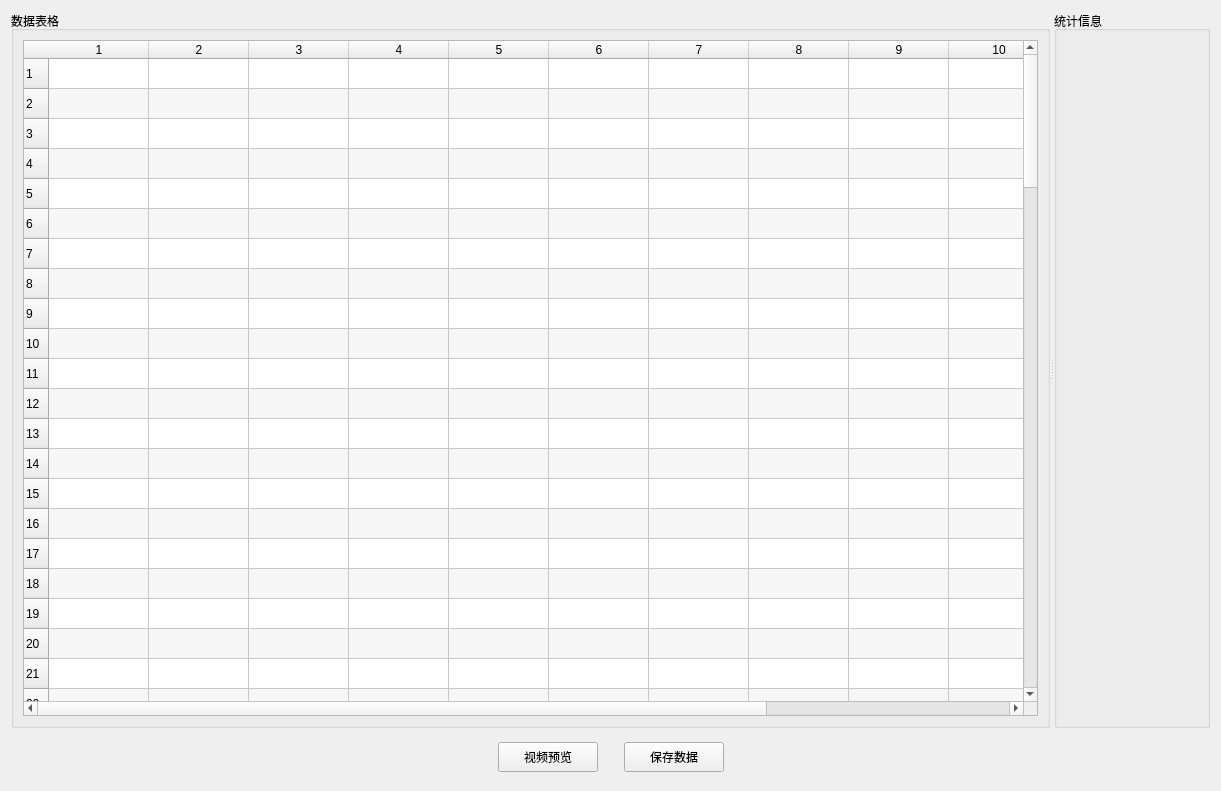
Qt form resource/dataanalysis.ui (gaolihu/CyFx3Kit) before a commit.
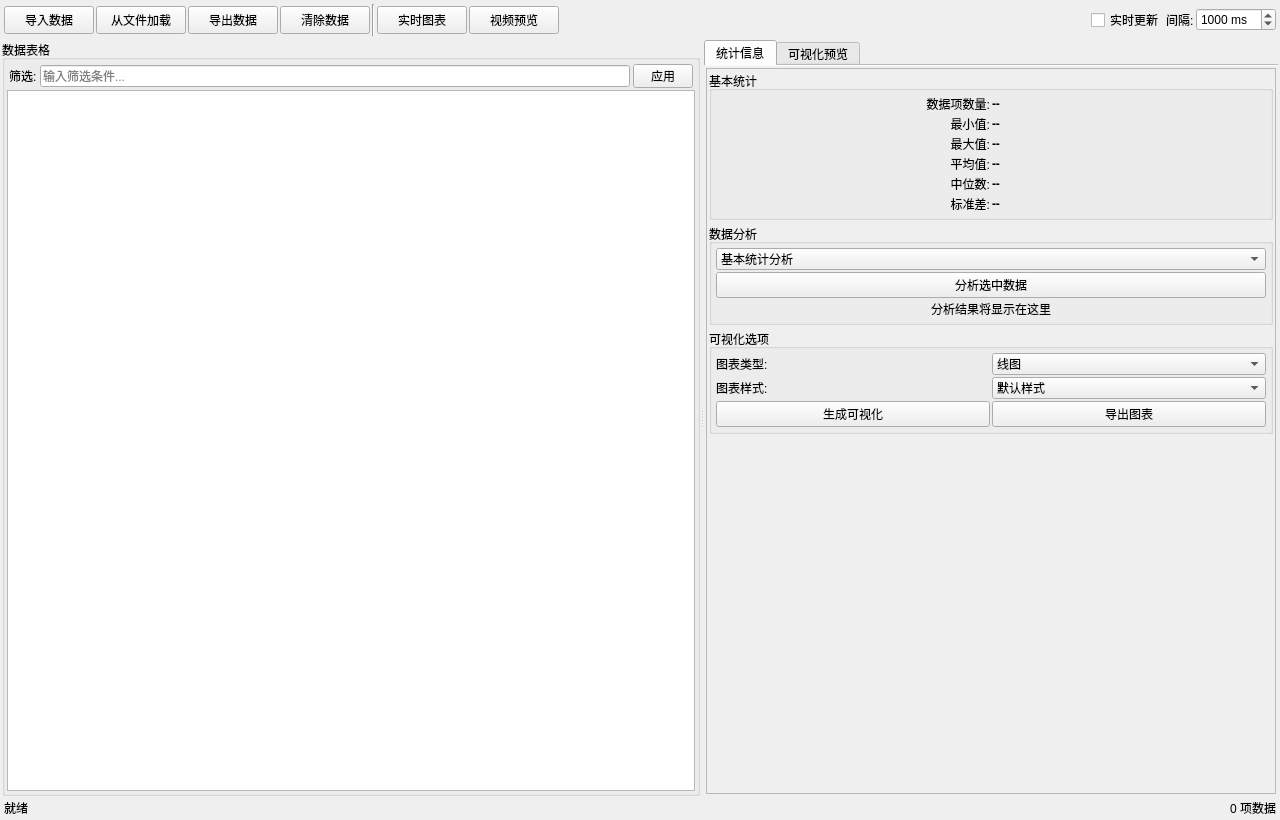
The same form after that commit. Icons and pictures are not drawn.

Commit message: Data anlysis UI / interface / access / vistualization     / MVC complete, TBD. with '#' will be ignored, and an empty message aborts the commit.

The edit to the form file:
```diff
--- a/resource/dataanalysis.ui
+++ b/resource/dataanalysis.ui
@@ -6,142 +6,975 @@
    <rect>
     <x>0</x>
     <y>0</y>
-    <width>1221</width>
-    <height>791</height>
+    <width>1280</width>
+    <height>820</height>
    </rect>
   </property>
   <property name="windowTitle">
    <string>数据分析</string>
   </property>
   <layout class="QVBoxLayout" name="verticalLayout_main">
+   <property name="spacing">
+    <number>2</number>
+   </property>
+   <property name="leftMargin">
+    <number>2</number>
+   </property>
+   <property name="topMargin">
+    <number>2</number>
+   </property>
+   <property name="rightMargin">
+    <number>2</number>
+   </property>
+   <property name="bottomMargin">
+    <number>2</number>
+   </property>
+   <item>
+    <widget class="QWidget" name="toolbar" native="true">
+     <property name="maximumSize">
+      <size>
+       <width>16777215</width>
+       <height>36</height>
+      </size>
+     </property>
+     <layout class="QHBoxLayout" name="horizontalLayout_toolbar">
+      <property name="leftMargin">
+       <number>2</number>
+      </property>
+      <property name="topMargin">
+       <number>2</number>
+      </property>
+      <property name="rightMargin">
+       <number>2</number>
+      </property>
+      <property name="bottomMargin">
+       <number>2</number>
+      </property>
+      <property name="spacing">
+       <number>2</number>
+      </property>
+      <item>
+       <widget class="QPushButton" name="importDataBtn">
+        <property name="minimumSize">
+         <size>
+          <width>90</width>
+          <height>28</height>
+         </size>
+        </property>
+        <property name="maximumSize">
+         <size>
+          <width>16777215</width>
+          <height>28</height>
+         </size>
+        </property>
+        <property name="text">
+         <string>导入数据</string>
+        </property>
+        <property name="icon">
+         <iconset>
+          <normaloff>:/icons/import.png</normaloff>:/icons/import.png</iconset>
+        </property>
+       </widget>
+      </item>
+      <item>
+       <widget class="QPushButton" name="loadFromFileBtn">
+        <property name="minimumSize">
+         <size>
+          <width>90</width>
+          <height>28</height>
+         </size>
+        </property>
+        <property name="maximumSize">
+         <size>
+          <width>16777215</width>
+          <height>28</height>
+         </size>
+        </property>
+        <property name="text">
+         <string>从文件加载</string>
+        </property>
+        <property name="icon">
+         <iconset>
+          <normaloff>:/icons/file.png</normaloff>:/icons/file.png</iconset>
+        </property>
+       </widget>
+      </item>
+      <item>
+       <widget class="QPushButton" name="exportDataBtn">
+        <property name="minimumSize">
+         <size>
+          <width>90</width>
+          <height>28</height>
+         </size>
+        </property>
+        <property name="maximumSize">
+         <size>
+          <width>16777215</width>
+          <height>28</height>
+         </size>
+        </property>
+        <property name="text">
+         <string>导出数据</string>
+        </property>
+        <property name="icon">
+         <iconset>
+          <normaloff>:/icons/export.png</normaloff>:/icons/export.png</iconset>
+        </property>
+       </widget>
+      </item>
+      <item>
+       <widget class="QPushButton" name="clearDataBtn">
+        <property name="minimumSize">
+         <size>
+          <width>90</width>
+          <height>28</height>
+         </size>
+        </property>
+        <property name="maximumSize">
+         <size>
+          <width>16777215</width>
+          <height>28</height>
+         </size>
+        </property>
+        <property name="text">
+         <string>清除数据</string>
+        </property>
+        <property name="icon">
+         <iconset>
+          <normaloff>:/icons/clear.png</normaloff>:/icons/clear.png</iconset>
+        </property>
+       </widget>
+      </item>
+      <item>
+       <widget class="Line" name="line">
+        <property name="orientation">
+         <enum>Qt::Vertical</enum>
+        </property>
+       </widget>
+      </item>
+      <item>
+       <widget class="QPushButton" name="realTimeChartBtn">
+        <property name="minimumSize">
+         <size>
+          <width>90</width>
+          <height>28</height>
+         </size>
+        </property>
+        <property name="maximumSize">
+         <size>
+          <width>16777215</width>
+          <height>28</height>
+         </size>
+        </property>
+        <property name="text">
+         <string>实时图表</string>
+        </property>
+        <property name="icon">
+         <iconset>
+          <normaloff>:/icons/chart.png</normaloff>:/icons/chart.png</iconset>
+        </property>
+        <property name="checkable">
+         <bool>true</bool>
+        </property>
+       </widget>
+      </item>
+      <item>
+       <widget class="QPushButton" name="videoShowBtn">
+        <property name="minimumSize">
+         <size>
+          <width>90</width>
+          <height>28</height>
+         </size>
+        </property>
+        <property name="maximumSize">
+         <size>
+          <width>16777215</width>
+          <height>28</height>
+         </size>
+        </property>
+        <property name="text">
+         <string>视频预览</string>
+        </property>
+        <property name="icon">
+         <iconset>
+          <normaloff>:/icons/video.png</normaloff>:/icons/video.png</iconset>
+        </property>
+       </widget>
+      </item>
+      <item>
+       <spacer name="horizontalSpacer">
+        <property name="orientation">
+         <enum>Qt::Horizontal</enum>
+        </property>
+        <property name="sizeHint" stdset="0">
+         <size>
+          <width>40</width>
+          <height>20</height>
+         </size>
+        </property>
+       </spacer>
+      </item>
+      <item>
+       <widget class="QWidget" name="realTimeControlsWidget" native="true">
+        <layout class="QHBoxLayout" name="horizontalLayout">
+         <property name="spacing">
+          <number>2</number>
+         </property>
+         <property name="leftMargin">
+          <number>0</number>
+         </property>
+         <property name="topMargin">
+          <number>0</number>
+         </property>
+         <property name="rightMargin">
+          <number>0</number>
+         </property>
+         <property name="bottomMargin">
+          <number>0</number>
+         </property>
+         <item>
+          <widget class="QCheckBox" name="realTimeUpdateCheckBox">
+           <property name="text">
+            <string>实时更新</string>
+           </property>
+          </widget>
+         </item>
+         <item>
+          <widget class="QLabel" name="updateIntervalLabel">
+           <property name="text">
+            <string>间隔:</string>
+           </property>
+          </widget>
+         </item>
+         <item>
+          <widget class="QSpinBox" name="updateIntervalSpinBox">
+           <property name="suffix">
+            <string> ms</string>
+           </property>
+           <property name="minimum">
+            <number>100</number>
+           </property>
+           <property name="maximum">
+            <number>10000</number>
+           </property>
+           <property name="singleStep">
+            <number>100</number>
+           </property>
+           <property name="value">
+            <number>1000</number>
+           </property>
+          </widget>
+         </item>
+        </layout>
+       </widget>
+      </item>
+     </layout>
+    </widget>
+   </item>
    <item>
     <widget class="QSplitter" name="mainSplitter">
      <property name="orientation">
       <enum>Qt::Horizontal</enum>
      </property>
+     <property name="handleWidth">
+      <number>4</number>
+     </property>
+     <property name="childrenCollapsible">
+      <bool>false</bool>
+     </property>
      <widget class="QGroupBox" name="dataTableGroupBox">
       <property name="title">
        <string>数据表格</string>
       </property>
+      <property name="flat">
+       <bool>false</bool>
+      </property>
       <layout class="QVBoxLayout" name="verticalLayout_table">
+       <property name="spacing">
+        <number>2</number>
+       </property>
+       <property name="leftMargin">
+        <number>2</number>
+       </property>
+       <property name="topMargin">
+        <number>4</number>
+       </property>
+       <property name="rightMargin">
+        <number>2</number>
+       </property>
+       <property name="bottomMargin">
+        <number>2</number>
+       </property>
        <item>
-        <widget class="QTableWidget" name="tableWidget_Sel">
+        <widget class="QWidget" name="tableControlsWidget" native="true">
+         <property name="maximumSize">
+          <size>
+           <width>16777215</width>
+           <height>28</height>
+          </size>
+         </property>
+         <layout class="QHBoxLayout" name="horizontalLayout_2">
+          <property name="leftMargin">
+           <number>2</number>
+          </property>
+          <property name="topMargin">
+           <number>0</number>
+          </property>
+          <property name="rightMargin">
+           <number>2</number>
+          </property>
+          <property name="bottomMargin">
+           <number>0</number>
+          </property>
+          <property name="spacing">
+           <number>3</number>
+          </property>
+          <item>
+           <widget class="QLabel" name="filterLabel">
+            <property name="text">
+             <string>筛选:</string>
+            </property>
+           </widget>
+          </item>
+          <item>
+           <widget class="QLineEdit" name="filterLineEdit">
+            <property name="placeholderText">
+             <string>输入筛选条件...</string>
+            </property>
+            <property name="clearButtonEnabled">
+             <bool>true</bool>
+            </property>
+           </widget>
+          </item>
+          <item>
+           <widget class="QPushButton" name="applyFilterBtn">
+            <property name="maximumSize">
+             <size>
+              <width>60</width>
+              <height>24</height>
+             </size>
+            </property>
+            <property name="text">
+             <string>应用</string>
+            </property>
+           </widget>
+          </item>
+         </layout>
+        </widget>
+       </item>
+       <item>
+        <widget class="QTableWidget" name="tableWidget">
          <property name="alternatingRowColors">
           <bool>true</bool>
          </property>
          <property name="selectionBehavior">
           <enum>QAbstractItemView::SelectRows</enum>
          </property>
-         <property name="rowCount">
-          <number>100</number>
-         </property>
-         <property name="columnCount">
-          <number>12</number>
+         <property name="sortingEnabled">
+          <bool>true</bool>
          </property>
          <attribute name="horizontalHeaderStretchLastSection">
           <bool>true</bool>
          </attribute>
-         <row/>
-         <row/>
-         <!-- 其他行... -->
-         <column/>
-         <column/>
-         <!-- 其他列... -->
+         <attribute name="verticalHeaderDefaultSectionSize">
+          <number>22</number>
+         </attribute>
         </widget>
        </item>
       </layout>
      </widget>
-     <widget class="QGroupBox" name="statisticsGroupBox">
-      <property name="title">
-       <string>统计信息</string>
+     <widget class="QTabWidget" name="analysisTabWidget">
+      <property name="currentIndex">
+       <number>0</number>
       </property>
-      <layout class="QVBoxLayout" name="verticalLayout_stats">
-       <item>
-        <widget class="QWidget" name="horizontalLayoutWidget_2">
-         <layout class="QHBoxLayout" name="horizontalLayout_4"/>
-        </widget>
-       </item>
-      </layout>
+      <property name="documentMode">
+       <bool>true</bool>
+      </property>
+      <widget class="QWidget" name="statisticsTab">
+       <attribute name="title">
+        <string>统计信息</string>
+       </attribute>
+       <layout class="QVBoxLayout" name="verticalLayout">
+        <property name="spacing">
+         <number>2</number>
+        </property>
+        <property name="leftMargin">
+         <number>2</number>
+        </property>
+        <property name="topMargin">
+         <number>2</number>
+        </property>
+        <property name="rightMargin">
+         <number>2</number>
+        </property>
+        <property name="bottomMargin">
+         <number>2</number>
+        </property>
+        <item>
+         <widget class="QScrollArea" name="statsScrollArea">
+          <property name="widgetResizable">
+           <bool>true</bool>
+          </property>
+          <widget class="QWidget" name="statsContainer">
+           <property name="geometry">
+            <rect>
+             <x>0</x>
+             <y>0</y>
+             <width>457</width>
+             <height>517</height>
+            </rect>
+           </property>
+           <layout class="QVBoxLayout" name="statsLayout">
+            <property name="spacing">
+             <number>4</number>
+            </property>
+            <property name="leftMargin">
+             <number>2</number>
+            </property>
+            <property name="topMargin">
+             <number>2</number>
+            </property>
+            <property name="rightMargin">
+             <number>2</number>
+            </property>
+            <property name="bottomMargin">
+             <number>2</number>
+            </property>
+            <item>
+             <widget class="QGroupBox" name="basicStatsGroupBox">
+              <property name="title">
+               <string>基本统计</string>
+              </property>
+              <layout class="QGridLayout" name="basicStatsLayout">
+               <property name="leftMargin">
+                <number>4</number>
+               </property>
+               <property name="topMargin">
+                <number>4</number>
+               </property>
+               <property name="rightMargin">
+                <number>4</number>
+               </property>
+               <property name="bottomMargin">
+                <number>4</number>
+               </property>
+               <property name="spacing">
+                <number>2</number>
+               </property>
+               <item row="0" column="0">
+                <widget class="QLabel" name="countLabel">
+                 <property name="text">
+                  <string>数据项数量:</string>
+                 </property>
+                 <property name="alignment">
+                  <set>Qt::AlignRight|Qt::AlignTrailing|Qt::AlignVCenter</set>
+                 </property>
+                </widget>
+               </item>
+               <item row="0" column="1">
+                <widget class="QLabel" name="countValueLabel">
+                 <property name="font">
+                  <font>
+                   <weight>75</weight>
+                   <bold>true</bold>
+                  </font>
+                 </property>
+                 <property name="text">
+                  <string>--</string>
+                 </property>
+                </widget>
+               </item>
+               <item row="1" column="0">
+                <widget class="QLabel" name="minLabel">
+                 <property name="text">
+                  <string>最小值:</string>
+                 </property>
+                 <property name="alignment">
+                  <set>Qt::AlignRight|Qt::AlignTrailing|Qt::AlignVCenter</set>
+                 </property>
+                </widget>
+               </item>
+               <item row="1" column="1">
+                <widget class="QLabel" name="minValueLabel">
+                 <property name="font">
+                  <font>
+                   <weight>75</weight>
+                   <bold>true</bold>
+                  </font>
+                 </property>
+                 <property name="text">
+                  <string>--</string>
+                 </property>
+                </widget>
+               </item>
+               <item row="2" column="0">
+                <widget class="QLabel" name="maxLabel">
+                 <property name="text">
+                  <string>最大值:</string>
+                 </property>
+                 <property name="alignment">
+                  <set>Qt::AlignRight|Qt::AlignTrailing|Qt::AlignVCenter</set>
+                 </property>
+                </widget>
+               </item>
+               <item row="2" column="1">
+                <widget class="QLabel" name="maxValueLabel">
+                 <property name="font">
+                  <font>
+                   <weight>75</weight>
+                   <bold>true</bold>
+                  </font>
+                 </property>
+                 <property name="text">
+                  <string>--</string>
+                 </property>
+                </widget>
+               </item>
+               <item row="3" column="0">
+                <widget class="QLabel" name="avgLabel">
+                 <property name="text">
+                  <string>平均值:</string>
+                 </property>
+                 <property name="alignment">
+                  <set>Qt::AlignRight|Qt::AlignTrailing|Qt::AlignVCenter</set>
+                 </property>
+                </widget>
+               </item>
+               <item row="3" column="1">
+                <widget class="QLabel" name="avgValueLabel">
+                 <property name="font">
+                  <font>
+                   <weight>75</weight>
+                   <bold>true</bold>
+                  </font>
+                 </property>
+                 <property name="text">
+                  <string>--</string>
+                 </property>
+                </widget>
+               </item>
+               <item row="4" column="0">
+                <widget class="QLabel" name="medianLabel">
+                 <property name="text">
+                  <string>中位数:</string>
+                 </property>
+                 <property name="alignment">
+                  <set>Qt::AlignRight|Qt::AlignTrailing|Qt::AlignVCenter</set>
+                 </property>
+                </widget>
+               </item>
+               <item row="4" column="1">
+                <widget class="QLabel" name="medianValueLabel">
+                 <property name="font">
+                  <font>
+                   <weight>75</weight>
+                   <bold>true</bold>
+                  </font>
+                 </property>
+                 <property name="text">
+                  <string>--</string>
+                 </property>
+                </widget>
+               </item>
+               <item row="5" column="0">
+                <widget class="QLabel" name="stdDevLabel">
+                 <property name="text">
+                  <string>标准差:</string>
+                 </property>
+                 <property name="alignment">
+                  <set>Qt::AlignRight|Qt::AlignTrailing|Qt::AlignVCenter</set>
+                 </property>
+                </widget>
+               </item>
+               <item row="5" column="1">
+                <widget class="QLabel" name="stdDevValueLabel">
+                 <property name="font">
+                  <font>
+                   <weight>75</weight>
+                   <bold>true</bold>
+                  </font>
+                 </property>
+                 <property name="text">
+                  <string>--</string>
+                 </property>
+                </widget>
+               </item>
+              </layout>
+             </widget>
+            </item>
+            <item>
+             <widget class="QGroupBox" name="analysisGroupBox">
+              <property name="title">
+               <string>数据分析</string>
+              </property>
+              <layout class="QVBoxLayout" name="analysisOptionsLayout">
+               <property name="spacing">
+                <number>2</number>
+               </property>
+               <property name="leftMargin">
+                <number>4</number>
+               </property>
+               <property name="topMargin">
+                <number>4</number>
+               </property>
+               <property name="rightMargin">
+                <number>4</number>
+               </property>
+               <property name="bottomMargin">
+                <number>4</number>
+               </property>
+               <item>
+                <widget class="QComboBox" name="analyzerComboBox">
+                 <item>
+                  <property name="text">
+                   <string>基本统计分析</string>
+                  </property>
+                 </item>
+                 <item>
+                  <property name="text">
+                   <string>趋势分析</string>
+                  </property>
+                 </item>
+                 <item>
+                  <property name="text">
+                   <string>异常检测</string>
+                  </property>
+                 </item>
+                </widget>
+               </item>
+               <item>
+                <widget class="QPushButton" name="analyzeBtn">
+                 <property name="text">
+                  <string>分析选中数据</string>
+                 </property>
+                </widget>
+               </item>
+               <item>
+                <widget class="QLabel" name="analysisResultLabel">
+                 <property name="text">
+                  <string>分析结果将显示在这里</string>
+                 </property>
+                 <property name="alignment">
+                  <set>Qt::AlignCenter</set>
+                 </property>
+                 <property name="wordWrap">
+                  <bool>true</bool>
+                 </property>
+                </widget>
+               </item>
+              </layout>
+             </widget>
+            </item>
+            <item>
+             <widget class="QGroupBox" name="visualizationGroupBox">
+              <property name="title">
+               <string>可视化选项</string>
+              </property>
+              <layout class="QVBoxLayout" name="visualizationOptionsLayout">
+               <property name="spacing">
+                <number>2</number>
+               </property>
+               <property name="leftMargin">
+                <number>4</number>
+               </property>
+               <property name="topMargin">
+                <number>4</number>
+               </property>
+               <property name="rightMargin">
+                <number>4</number>
+               </property>
+               <property name="bottomMargin">
+                <number>4</number>
+               </property>
+               <item>
+                <layout class="QHBoxLayout" name="chartTypeLayout">
+                 <property name="spacing">
+                  <number>2</number>
+                 </property>
+                 <item>
+                  <widget class="QLabel" name="chartTypeLabel">
+                   <property name="text">
+                    <string>图表类型:</string>
+                   </property>
+                  </widget>
+                 </item>
+                 <item>
+                  <widget class="QComboBox" name="chartTypeComboBox">
+                   <item>
+                    <property name="text">
+                     <string>线图</string>
+                    </property>
+                   </item>
+                   <item>
+                    <property name="text">
+                     <string>柱状图</string>
+                    </property>
+                   </item>
+                   <item>
+                    <property name="text">
+                     <string>直方图</string>
+                    </property>
+                   </item>
+                   <item>
+                    <property name="text">
+                     <string>散点图</string>
+                    </property>
+                   </item>
+                  </widget>
+                 </item>
+                </layout>
+               </item>
+               <item>
+                <layout class="QHBoxLayout" name="chartStyleLayout">
+                 <property name="spacing">
+                  <number>2</number>
+                 </property>
+                 <item>
+                  <widget class="QLabel" name="chartStyleLabel">
+                   <property name="text">
+                    <string>图表样式:</string>
+                   </property>
+                  </widget>
+                 </item>
+                 <item>
+                  <widget class="QComboBox" name="chartStyleComboBox">
+                   <item>
+                    <property name="text">
+                     <string>默认样式</string>
+                    </property>
+                   </item>
+                   <item>
+                    <property name="text">
+                     <string>暗色主题</string>
+                    </property>
+                   </item>
+                   <item>
+                    <property name="text">
+                     <string>彩色主题</string>
+                    </property>
+                   </item>
+                  </widget>
+                 </item>
+                </layout>
+               </item>
+               <item>
+                <layout class="QHBoxLayout" name="visualizeButtonsLayout">
+                 <property name="spacing">
+                  <number>2</number>
+                 </property>
+                 <item>
+                  <widget class="QPushButton" name="visualizeBtn">
+                   <property name="text">
+                    <string>生成可视化</string>
+                   </property>
+                  </widget>
+                 </item>
+                 <item>
+                  <widget class="QPushButton" name="exportChartBtn">
+                   <property name="text">
+                    <string>导出图表</string>
+                   </property>
+                  </widget>
+                 </item>
+                </layout>
+               </item>
+              </layout>
+             </widget>
+            </item>
+            <item>
+             <spacer name="verticalSpacer">
+              <property name="orientation">
+               <enum>Qt::Vertical</enum>
+              </property>
+              <property name="sizeHint" stdset="0">
+               <size>
+                <width>20</width>
+                <height>40</height>
+               </size>
+              </property>
+             </spacer>
+            </item>
+           </layout>
+          </widget>
+         </widget>
+        </item>
+       </layout>
+      </widget>
+      <widget class="QWidget" name="visualizationTab">
+       <attribute name="title">
+        <string>可视化预览</string>
+       </attribute>
+       <layout class="QVBoxLayout" name="verticalLayout_2">
+        <property name="spacing">
+         <number>0</number>
+        </property>
+        <property name="leftMargin">
+         <number>0</number>
+        </property>
+        <property name="topMargin">
+         <number>0</number>
+        </property>
+        <property name="rightMargin">
+         <number>0</number>
+        </property>
+        <property name="bottomMargin">
+         <number>0</number>
+        </property>
+        <item>
+         <widget class="QWidget" name="chartOptionsPanel" native="true">
+          <property name="minimumSize">
+           <size>
+            <width>0</width>
+            <height>0</height>
+           </size>
+          </property>
+          <property name="maximumSize">
+           <size>
+            <width>16777215</width>
+            <height>28</height>
+           </size>
+          </property>
+          <layout class="QHBoxLayout" name="chartOptionsPanelLayout">
+           <property name="spacing">
+            <number>4</number>
+           </property>
+           <property name="leftMargin">
+            <number>4</number>
+           </property>
+           <property name="topMargin">
+            <number>2</number>
+           </property>
+           <property name="rightMargin">
+            <number>4</number>
+           </property>
+           <property name="bottomMargin">
+            <number>2</number>
+           </property>
+           <item>
+            <widget class="QCheckBox" name="antialiasCheckBox">
+             <property name="text">
+              <string>抗锯齿</string>
+             </property>
+             <property name="checked">
+              <bool>true</bool>
+             </property>
+            </widget>
+           </item>
+           <item>
+            <widget class="QCheckBox" name="legendCheckBox">
+             <property name="text">
+              <string>图例</string>
+             </property>
+             <property name="checked">
+              <bool>true</bool>
+             </property>
+            </widget>
+           </item>
+           <item>
+            <widget class="QCheckBox" name="gridCheckBox">
+             <property name="text">
+              <string>网格</string>
+             </property>
+             <property name="checked">
+              <bool>true</bool>
+             </property>
+            </widget>
+           </item>
+           <item>
+            <spacer name="horizontalSpacer_2">
+             <property name="orientation">
+              <enum>Qt::Horizontal</enum>
+             </property>
+             <property name="sizeHint" stdset="0">
+              <size>
+               <width>40</width>
+               <height>20</height>
+              </size>
+             </property>
+            </spacer>
+           </item>
+          </layout>
+         </widget>
+        </item>
+        <item>
+         <widget class="QWidget" name="chartContainer" native="true">
+          <layout class="QVBoxLayout" name="chartLayout">
+           <property name="spacing">
+            <number>0</number>
+           </property>
+           <property name="leftMargin">
+            <number>0</number>
+           </property>
+           <property name="topMargin">
+            <number>0</number>
+           </property>
+           <property name="rightMargin">
+            <number>0</number>
+           </property>
+           <property name="bottomMargin">
+            <number>0</number>
+           </property>
+          </layout>
+         </widget>
+        </item>
+       </layout>
+      </widget>
      </widget>
     </widget>
    </item>
    <item>
-    <layout class="QHBoxLayout" name="horizontalLayout_buttons">
-     <property name="topMargin">
-      <number>8</number>
+    <widget class="QWidget" name="statusWidget" native="true">
+     <property name="maximumSize">
+      <size>
+       <width>16777215</width>
+       <height>20</height>
+      </size>
      </property>
-     <property name="bottomMargin">
-      <number>8</number>
-     </property>
-     <item>
-      <spacer name="horizontalSpacer_left">
-       <property name="orientation">
-        <enum>Qt::Horizontal</enum>
-       </property>
-       <property name="sizeHint" stdset="0">
-        <size>
-         <width>40</width>
-         <height>20</height>
-        </size>
-       </property>
-      </spacer>
-     </item>
-     <item>
-      <widget class="QPushButton" name="videoShowbtn">
-       <property name="minimumSize">
-        <size>
-         <width>100</width>
-         <height>30</height>
-        </size>
-       </property>
-       <property name="text">
-        <string>视频预览</string>
-       </property>
-      </widget>
-     </item>
-     <item>
-      <spacer name="horizontalSpacer_middle">
-       <property name="orientation">
-        <enum>Qt::Horizontal</enum>
-       </property>
-       <property name="sizeType">
-        <enum>QSizePolicy::Fixed</enum>
-       </property>
-       <property name="sizeHint" stdset="0">
-        <size>
-         <width>20</width>
-         <height>20</height>
-        </size>
-       </property>
-      </spacer>
-     </item>
-     <item>
-      <widget class="QPushButton" name="saveDatabtn">
-       <property name="minimumSize">
-        <size>
-         <width>100</width>
-         <height>30</height>
-        </size>
-       </property>
-       <property name="text">
-        <string>保存数据</string>
-       </property>
-      </widget>
-     </item>
-     <item>
-      <spacer name="horizontalSpacer_right">
-       <property name="orientation">
-        <enum>Qt::Horizontal</enum>
-       </property>
-       <property name="sizeHint" stdset="0">
-        <size>
-         <width>40</width>
-         <height>20</height>
-        </size>
-       </property>
-      </spacer>
-     </item>
-    </layout>
+     <layout class="QHBoxLayout" name="horizontalLayout_status">
+      <property name="leftMargin">
+       <number>2</number>
+      </property>
+      <property name="topMargin">
+       <number>0</number>
+      </property>
+      <property name="rightMargin">
+       <number>2</number>
+      </property>
+      <property name="bottomMargin">
+       <number>0</number>
+      </property>
+      <property name="spacing">
+       <number>4</number>
+      </property>
+      <item>
+       <widget class="QLabel" name="statusLabel">
+        <property name="text">
+         <string>就绪</string>
+        </property>
+       </widget>
+      </item>
+      <item>
+       <spacer name="horizontalSpacer_3">
+        <property name="orientation">
+         <enum>Qt::Horizontal</enum>
+        </property>
+        <property name="sizeHint" stdset="0">
+         <size>
+          <width>40</width>
+          <height>20</height>
+         </size>
+        </property>
+       </spacer>
+      </item>
+      <item>
+       <widget class="QLabel" name="dataCountLabel">
+        <property name="text">
+         <string>0 项数据</string>
+        </property>
+       </widget>
+      </item>
+     </layout>
+    </widget>
    </item>
   </layout>
  </widget>
```
Left out of the diff: 4 changed lines with no effect on the pictures. The commit also changes 21 other files.
